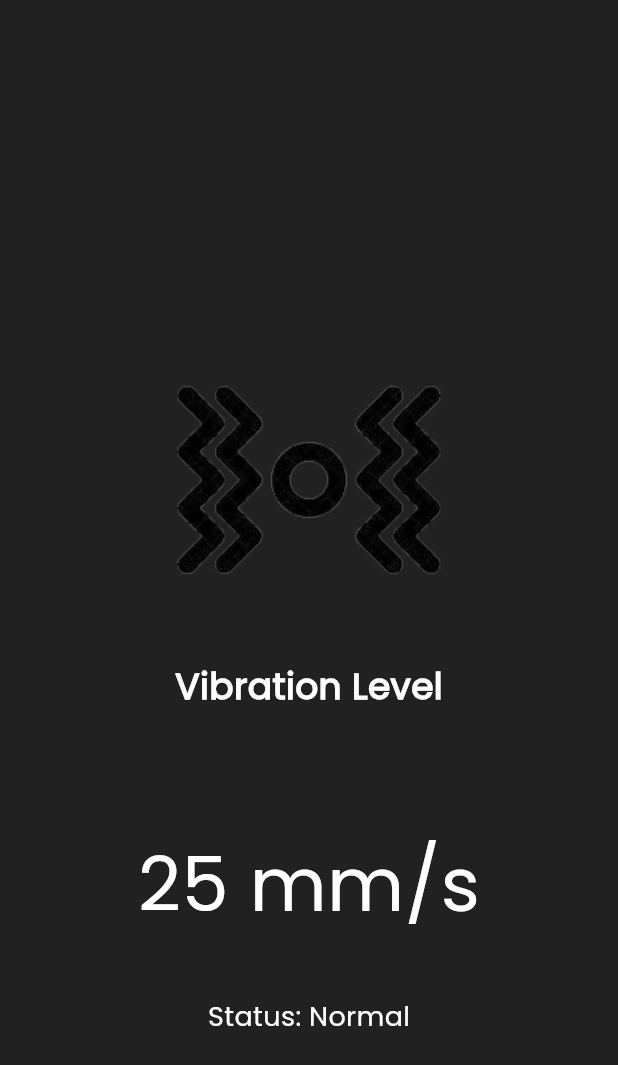
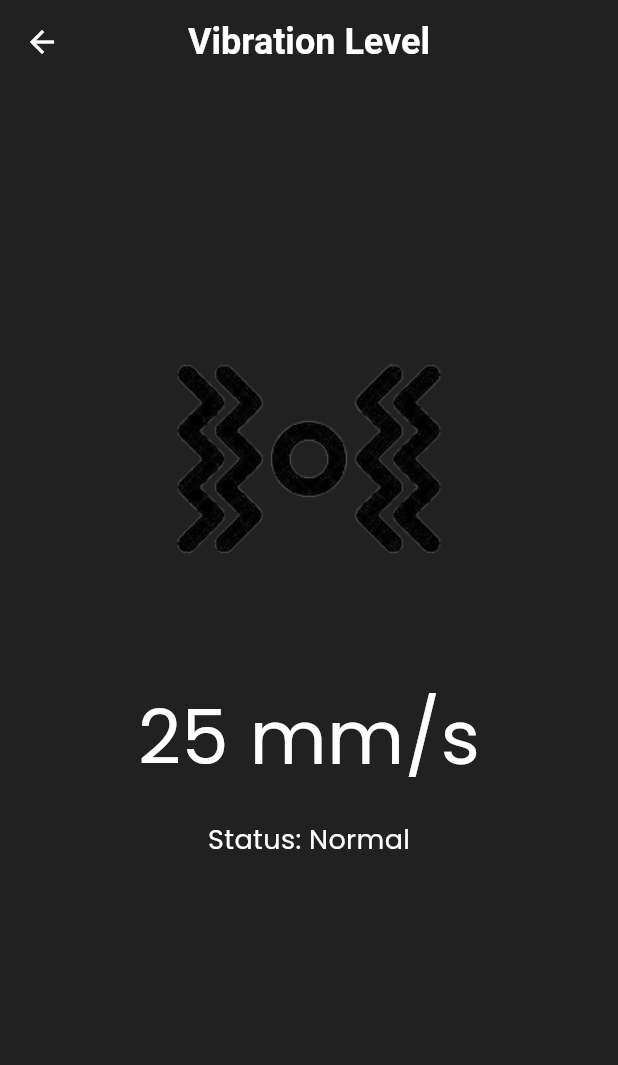
Before and after one commit to AshenDulsanka/IoT-PMS, a Flutter app: the Vibration screen opened directly, on a phone screen of 412 x 824 dp. Shown: the top 1065 px of the screen. Run offline on Flutter 3.47's test engine with Material 3 defaults, Android fonts, the phone set to English and light mode, and no system bars.

Commit message:
modified vibration page with appbar

```diff
--- a/mobileapp/lib/pages/vibration.dart
+++ b/mobileapp/lib/pages/vibration.dart
@@ -8,9 +8,31 @@
   Widget build(BuildContext context) {
     return Scaffold(
       backgroundColor: Colors.grey[900],
-      body: Center(
+      appBar: AppBar(
+        title: Text(
+          "Vibration Level",
+          textAlign: TextAlign.center,
+          style: TextStyle(
+            color: Colors.white,
+            fontSize: 24,
+            fontWeight: FontWeight.bold,
+          ),
+        ),
+        centerTitle: true,
+        backgroundColor: Colors.grey[900], // Set app bar color to match background
+        elevation: 0,
+        leading: IconButton(
+          icon: Icon(Icons.arrow_back),
+          color: Colors.white,
+          onPressed: () {
+            Navigator.pop(context);
+          },
+        ),// Remove elevation
+      ),
+      body: SafeArea(
+        child: Center(
           child: Container(
-          padding: EdgeInsets.fromLTRB(20.0, 220.0, 20.0, 0.0),
+            padding: EdgeInsets.fromLTRB(20.0, 150.0, 20.0, 0.0),
             child: Column(
               mainAxisAlignment: MainAxisAlignment.start,
               children: [
@@ -20,17 +42,7 @@
                   height: 200,
                   alignment: Alignment.topCenter,
                 ),
-              SizedBox(height: 20),
-              Text(
-                "Vibration Level",
-                style: TextStyle(
-                  fontSize: 24,
-                  fontWeight: FontWeight.bold,
-                  color: Colors.white,
-                  fontFamily: "Poppins",
-                ),
-              ),
-              SizedBox(height: 80),
+                SizedBox(height: 50),
                 Text(
                   "25 mm/s",
                   style: TextStyle(
@@ -40,7 +52,7 @@
                     fontFamily: "Poppins",
                   ),
                 ),
-              SizedBox(height: 40),
+                SizedBox(height: 20),
                 Text(
                   "Status: Normal",
                   style: TextStyle(
@@ -54,6 +66,7 @@
             ),
           ),
         ),
+      ),
     );
   }
 }
```
Lines whose indentation alone changed are shown as unchanged.
